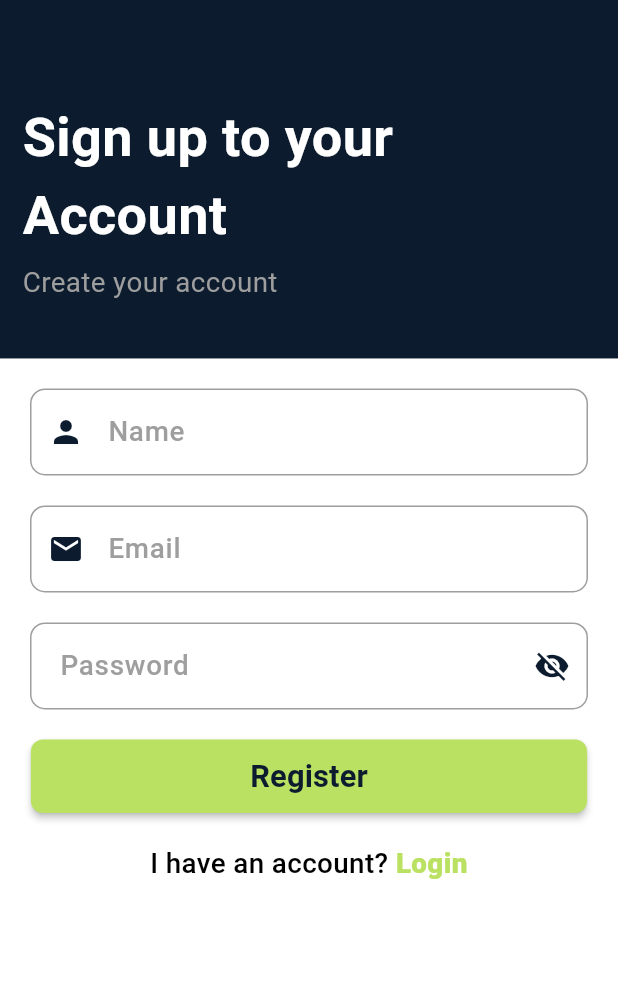
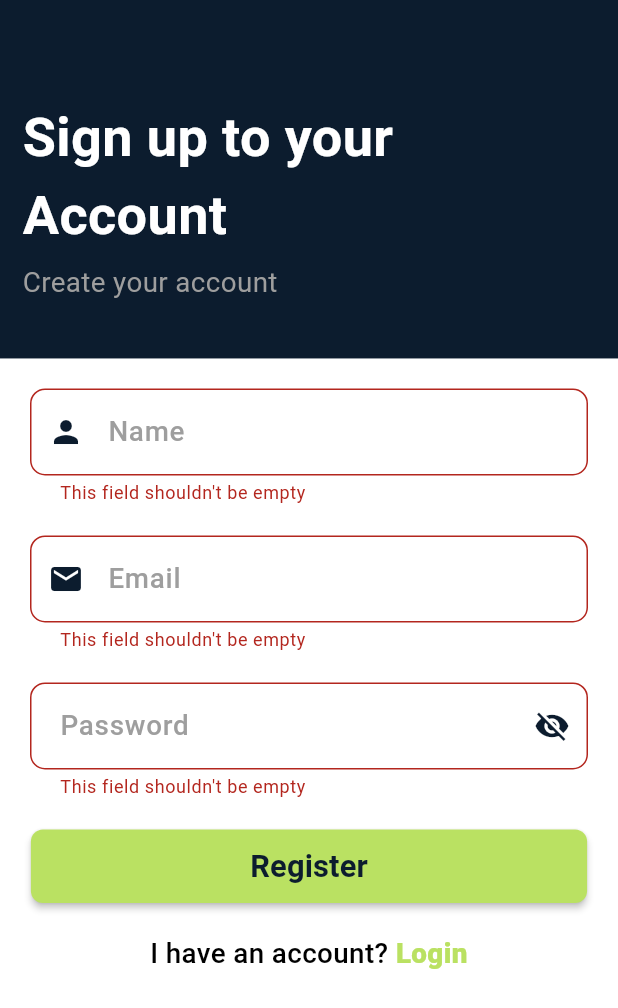
Before and after one commit to MohamedElshafei66/WeatherGo, a Flutter app: the SignUpView screen opened by its route, after a tap on "Register", on a phone screen of 412 x 824 dp. Shown: the top 1008 px of the screen. Run offline on Flutter 3.47's test engine with Material 3 defaults, Android fonts, the phone set to English and light mode, and no system bars; our stand-ins replace firebase_auth, firebase_core; accounts and stored records are empty.

Commit message:
add vaildator to all feilds

```diff
--- /dev/null
+++ b/lib/core/helper/vaildator.dart
@@ -0,0 +1,40 @@
+String? validatorForName(String? text, {required int maxVal, required int minVal}) {
+  if (text == null || text.isEmpty) {
+    return "This field shouldn't be empty";
+  }
+  if (text.length > maxVal) {
+    return "This field must not exceed $maxVal characters";
+  }
+  if (text.length < minVal) {
+    return "This field must be at least $minVal characters long";
+  }
+  return null;
+}
+String? validatorForEmail(String? text, {required int maxVal, required int minVal}) {
+  if (text == null || text.isEmpty) {
+    return "This field shouldn't be empty";
+  }
+  final bool emailValid = RegExp(r"^[a-zA-Z0-9._%+-]+@[a-zA-Z0-9.-]+\.[a-zA-Z]{2,}$").hasMatch(text);
+  if (!emailValid) {
+    return "Please enter a valid email";
+  }
+  if (text.length > maxVal) {
+    return "Email must not exceed $maxVal characters";
+  }
+  if (text.length < minVal) {
+    return "Email must be at least $minVal characters long";
+  }
+  return null;
+}
+String? validatorForPassword(String? text, {required int maxVal, required int minVal}) {
+  if (text == null || text.isEmpty) {
+    return "This field shouldn't be empty";
+  }
+  if (text.length > maxVal) {
+    return "This field must not exceed $maxVal characters";
+  }
+  if (text.length < minVal) {
+    return "This field must be at least $minVal characters long";
+  }
+  return null;
+}
--- a/lib/core/widgets/custom_text_feild.dart
+++ b/lib/core/widgets/custom_text_feild.dart
@@ -9,7 +9,8 @@ class CustomeTextField extends StatefulWidget {
         required this.controller,
         this.perfixIcon,
         this.suffixIcon,
-        this.isPassword = false
+        this.isPassword = false,
+        required this.validator
       });
 
   final String hintText;
@@ -17,6 +18,7 @@ class CustomeTextField extends StatefulWidget {
   final Widget? suffixIcon;
   final bool isPassword;
   final TextEditingController controller;
+  final String? Function(String?)? validator;
 
   @override
   State<CustomeTextField> createState() => _CustomeTextFieldState();
@@ -32,6 +34,7 @@ class _CustomeTextFieldState extends State<CustomeTextField> {
   @override
   Widget build(BuildContext context) {
     return TextFormField(
+      validator:widget.validator,
       controller:widget.controller,
       obscureText: widget.isPassword ? obscureText : false,
       cursorColor:AppColors.darkestBlue,
--- a/lib/features/auth/forgetPassword/presentation/views/widget/forget_password_view_body.dart
+++ b/lib/features/auth/forgetPassword/presentation/views/widget/forget_password_view_body.dart
@@ -3,6 +3,7 @@ import 'package:weather_go/core/utils/app_color.dart';
 import 'package:weather_go/core/utils/app_route.dart';
 import 'package:weather_go/core/widgets/custom_button.dart';
 import 'package:weather_go/core/widgets/custom_have_account_row.dart';
+import '../../../../../../core/helper/vaildator.dart';
 import '../../../../../../core/utils/app_string.dart';
 import '../../../../../../core/widgets/custom_text_feild.dart';
 import '../../../../login/presentation/views/widget/login_view_header.dart';
@@ -16,11 +17,14 @@ class ForgetPasswordViewBody extends StatefulWidget {
 }
 
 class _ForgetPasswordViewBodyState extends State<ForgetPasswordViewBody> {
+  GlobalKey<FormState> formState = GlobalKey<FormState>();
   TextEditingController emailController    = TextEditingController();
   @override
   Widget build(BuildContext context) {
     final forgetProvider = Provider.of<ForgetPasswordProvider>(context);
-    return Column(
+    return Form(
+      key:formState,
+      child: Column(
         children:[
            const LoginViewHeader(
               text1:AppStrings.forgetYourPassword,
@@ -34,6 +38,9 @@ class _ForgetPasswordViewBodyState extends State<ForgetPasswordViewBody> {
             child: CustomeTextField(
               hintText:AppStrings.email,
               controller:emailController,
+              validator:(text){
+                return validatorForEmail(text, maxVal: 20, minVal: 5);
+              },
               perfixIcon:const Icon(
                   Icons.email
               ),
@@ -48,7 +55,9 @@ class _ForgetPasswordViewBodyState extends State<ForgetPasswordViewBody> {
           )
            :CustomButton(
                onPressed:(){
+                 if(formState.currentState!.validate()){
                    forgetProvider.resetPassword(context, emailController.text);
+                 }
                },
                text:AppStrings.reset
            ),
@@ -66,6 +75,7 @@ class _ForgetPasswordViewBodyState extends State<ForgetPasswordViewBody> {
             ),
           )
         ],
+      ),
     );
   }
 }
--- a/lib/features/auth/login/presentation/views/widget/login_view_body.dart
+++ b/lib/features/auth/login/presentation/views/widget/login_view_body.dart
@@ -8,6 +8,7 @@ import 'package:weather_go/core/widgets/custom_text_feild.dart';
 import 'package:weather_go/features/auth/forgetPassword/presentation/views/widget/custom_forget_password_widget.dart';
 import 'package:weather_go/features/auth/login/presentation/views/widget/login_view_header.dart';
 import 'package:provider/provider.dart';
+import '../../../../../../core/helper/vaildator.dart';
 import '../../manger/provider.dart';
 class LoginViewBody extends StatefulWidget {
   const LoginViewBody({super.key});
@@ -17,12 +18,15 @@ class LoginViewBody extends StatefulWidget {
 }
 
 class _LoginViewBodyState extends State<LoginViewBody> {
+  GlobalKey<FormState> formState = GlobalKey<FormState>();
   TextEditingController emailController    = TextEditingController();
   TextEditingController passwordController = TextEditingController();
   @override
   Widget build(BuildContext context) {
     final loginProvider = Provider.of<LoginProvider>(context);
-    return Column(
+    return Form(
+      key:formState,
+      child: Column(
         children:[
           const LoginViewHeader(
               text1:AppStrings.signInToYourNAccount,
@@ -39,6 +43,9 @@ class _LoginViewBodyState extends State<LoginViewBody> {
                 perfixIcon:const Icon(
                   Icons.email
                 ),
+                validator:(text){
+                  return validatorForEmail(text, maxVal: 30, minVal: 5);
+                },
             ),
           ),
           const SizedBox(
@@ -50,6 +57,9 @@ class _LoginViewBodyState extends State<LoginViewBody> {
               hintText:AppStrings.password,
               controller:passwordController,
               isPassword:true,
+              validator:(text){
+                return validatorForPassword(text, maxVal: 10, minVal: 5);
+              },
             ),
           ),
           const SizedBox(
@@ -67,7 +77,9 @@ class _LoginViewBodyState extends State<LoginViewBody> {
             width:MediaQuery.of(context).size.width * 0.9,
             child: CustomButton(
                 onPressed:(){
+                 if(formState.currentState!.validate()){
                    loginProvider.login(context, emailController.text, passwordController.text);
+                 }
                 },
                 text:AppStrings.login
             ),
@@ -86,6 +98,7 @@ class _LoginViewBodyState extends State<LoginViewBody> {
             ),
           )
         ],
+      ),
     );
   }
 }
--- a/lib/features/auth/signUp/presentation/views/widget/sign_up_view_body.dart
+++ b/lib/features/auth/signUp/presentation/views/widget/sign_up_view_body.dart
@@ -8,6 +8,7 @@ import '../../../../../../core/widgets/custom_text_feild.dart';
 import '../../../../login/presentation/views/widget/login_view_header.dart';
 import 'package:provider/provider.dart';
 import '../../manger/provider.dart';
+import '../../../../../../core/helper/vaildator.dart';
 class SignUpViewBody extends StatefulWidget {
   const SignUpViewBody({super.key});
   @override
@@ -15,13 +16,16 @@ class SignUpViewBody extends StatefulWidget {
 }
 
 class _SignUpViewBodyState extends State<SignUpViewBody> {
+  GlobalKey<FormState> formState = GlobalKey<FormState>();
   TextEditingController nameController    = TextEditingController();
   TextEditingController emailController    = TextEditingController();
   TextEditingController passwordController = TextEditingController();
   @override
   Widget build(BuildContext context) {
     final signupProvider = Provider.of<SignupProvider>(context);
-    return Column(
+    return Form(
+      key:formState,
+      child: Column(
         children:[
           const LoginViewHeader(
               text1:AppStrings.signUpToYourAccount,
@@ -38,6 +42,9 @@ class _SignUpViewBodyState extends State<SignUpViewBody> {
               perfixIcon:const Icon(
                   Icons.person
               ),
+              validator:(text){
+                return validatorForName(text, maxVal:10 ,minVal:5);
+              },
             ),
           ),
           const SizedBox(
@@ -51,6 +58,9 @@ class _SignUpViewBodyState extends State<SignUpViewBody> {
               perfixIcon:const Icon(
                   Icons.email
               ),
+              validator:(text){
+                return validatorForEmail(text, maxVal: 20, minVal: 5);
+              },
             ),
           ),
           const SizedBox(
@@ -62,6 +72,9 @@ class _SignUpViewBodyState extends State<SignUpViewBody> {
               hintText:AppStrings.password,
               controller:passwordController,
               isPassword:true,
+              validator:(text){
+                return validatorForPassword(text, maxVal: 10, minVal: 5);
+              },
             ),
           ),
           const SizedBox(
@@ -75,10 +88,12 @@ class _SignUpViewBodyState extends State<SignUpViewBody> {
             width:MediaQuery.of(context).size.width * 0.9,
             child: CustomButton(
                 onPressed:(){
+                  if(formState.currentState!.validate()){
                     signupProvider.signup(context,
                         emailController.text,
                         passwordController.text
                     );
+                  }
                 },
                 text:AppStrings.register
             ),
@@ -97,6 +112,7 @@ class _SignUpViewBodyState extends State<SignUpViewBody> {
             ),
           )
         ],
+      ),
     );
   }
 }
--- a/lib/features/home/presentation/views/home_view.dart
+++ b/lib/features/home/presentation/views/home_view.dart
@@ -1,5 +1,5 @@
 import 'package:flutter/material.dart';
-import '../widget/home_view_body.dart';
+import 'widget/home_view_body.dart';
 class HomeView extends StatelessWidget {
   const HomeView({super.key});
   @override
```
Also changed, not shown: lib/features/home/presentation/views/widget/home_view_body.dart (renamed from lib/features/home/presentation/widget/home_view_body.dart). Lines whose indentation alone changed are shown as unchanged.
